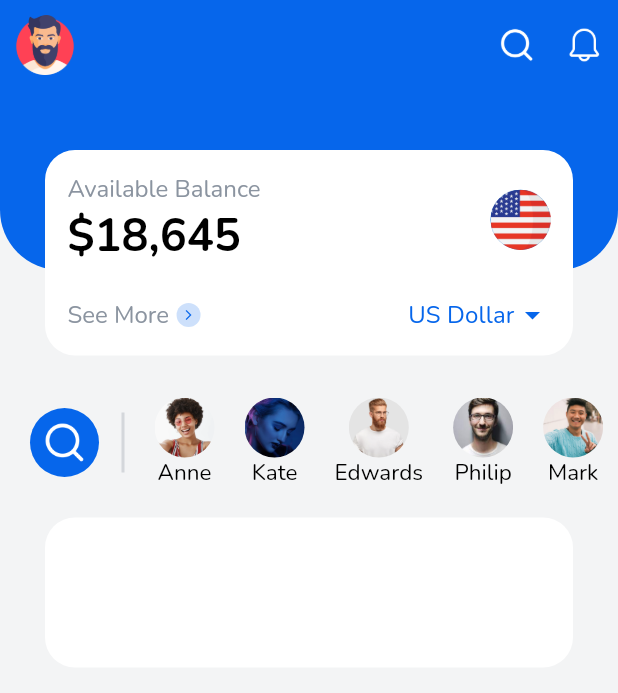
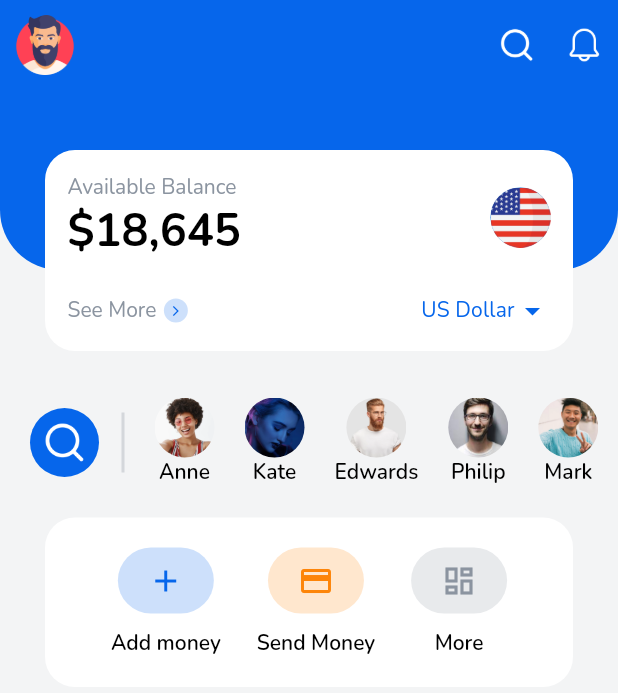
Before and after one commit to HenryUdorji/financeAppUI, a Flutter app: the screen it shows after launch, on a phone screen of 412 x 824 dp. Shown: the top 693 px of the screen. Run offline on Flutter 3.47's test engine with Material 2 defaults, Android fonts, the phone set to English and light mode, and no system bars.

Commit message:
completed action section

```diff
--- a/lib/main.dart
+++ b/lib/main.dart
@@ -27,10 +27,10 @@ class MyApp extends StatelessWidget {
         textTheme: TextTheme(
           headline1: const TextStyle(fontSize: 30, fontWeight: FontWeight.bold, color: Colors.black),
           headline3: const TextStyle(fontSize: 22, fontWeight: FontWeight.bold, color: Colors.black),
-          bodyText1: const TextStyle(fontSize: 18, fontWeight: FontWeight.normal, color: Colors.black),
-          bodyText2: const TextStyle(fontSize: 15, fontWeight: FontWeight.normal, color: Colors.black),
-          subtitle1: TextStyle(fontSize: 16, fontWeight: FontWeight.normal, color: color.Colors.disableColor),
-          subtitle2: TextStyle(fontSize: 16, fontWeight: FontWeight.normal, color: color.Colors.accentColor),
+          bodyText1: const TextStyle(fontSize: 18, fontWeight: FontWeight.bold, color: Colors.black),
+          bodyText2: const TextStyle(fontSize: 14, fontWeight: FontWeight.w600, color: Colors.black),
+          subtitle1: TextStyle(fontSize: 14, fontWeight: FontWeight.normal, color: color.Colors.disableColor),
+          subtitle2: TextStyle(fontSize: 14, fontWeight: FontWeight.normal, color: color.Colors.accentColor),
         )
       ),
       home: const HomePage(),
--- a/lib/pages/home.dart
+++ b/lib/pages/home.dart
@@ -16,7 +16,12 @@ class _HomePageState extends State<HomePage> {
       backgroundColor: color.Colors.backgroundColor,
       body: SafeArea(
         child: Column(
-          children: [TopSection(), ContactSection(), SizedBox(height: 20,), ActionSection()],
+          children: const [
+            TopSection(),
+            ContactSection(),
+            SizedBox(height: 20,),
+            ActionSection()
+          ],
         ),
       ),
     );
@@ -29,12 +34,46 @@ class ActionSection extends StatelessWidget {
   @override
   Widget build(BuildContext context) {
     return Container(
+      padding: const EdgeInsets.all(20),
       margin: const EdgeInsets.symmetric(horizontal: 30),
-      height: 100,
       decoration: BoxDecoration(
         color: Colors.white,
         borderRadius: BorderRadius.circular(20)
       ),
+      child: Row(
+        mainAxisAlignment: MainAxisAlignment.spaceEvenly,
+        children: [
+          ActionItem(icon: Icons.add, color: color.Colors.accentColor, title: 'Add money'),
+          ActionItem(icon: Icons.credit_card_outlined, color: color.Colors.orangeColor, title: 'Send Money',),
+          ActionItem(icon: Icons.dashboard_outlined, color: color.Colors.disableColor, title: 'More',)
+        ],
+      ),
+    );
+  }
+}
+
+class ActionItem extends StatelessWidget {
+  const ActionItem({Key? key, required this.icon, required this.color, required this.title}) : super(key: key);
+  final IconData icon;
+  final Color color;
+  final String title;
+
+  @override
+  Widget build(BuildContext context) {
+    return Column(
+      mainAxisAlignment: MainAxisAlignment.center,
+      children: [
+        Container(
+          padding: const EdgeInsets.symmetric(horizontal: 20, vertical: 10),
+          decoration: BoxDecoration(
+              color: color.withOpacity(0.2),
+              borderRadius: BorderRadius.circular(30)
+          ),
+          child: Icon(icon, color: color,),
+        ),
+        const SizedBox(height: 10,),
+        Text(title, style: Theme.of(context).textTheme.bodyText2,)
+      ],
     );
   }
 }
```
